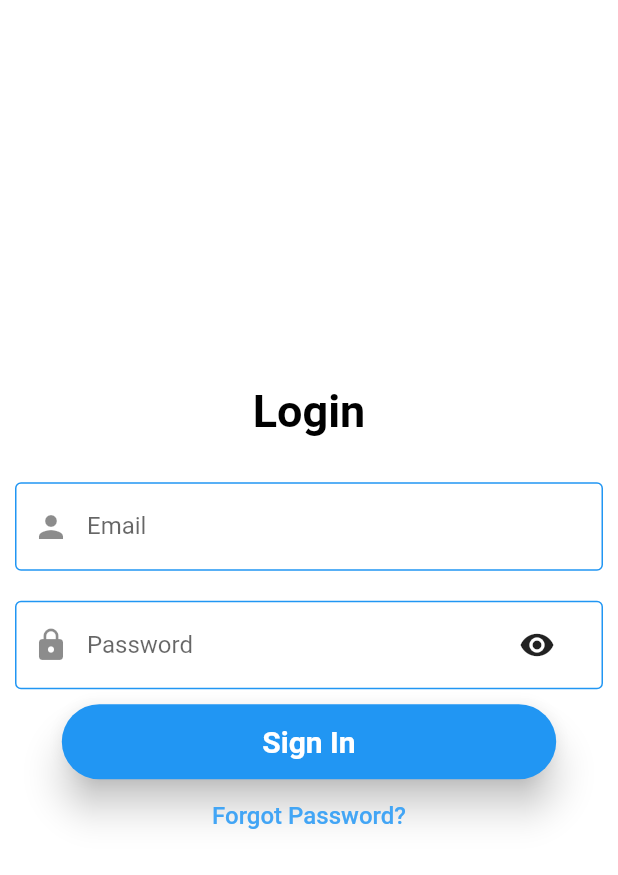
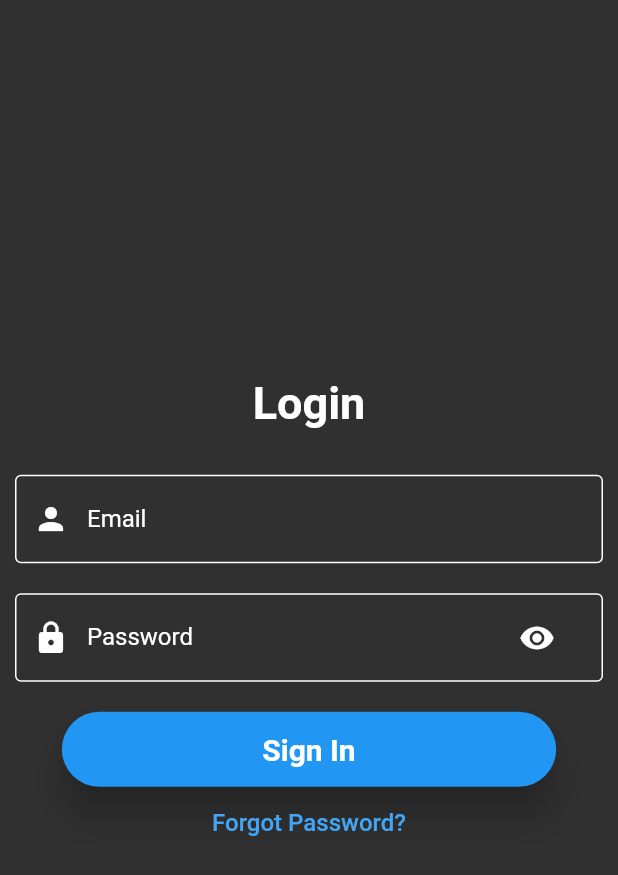
Before and after one commit to RodgerCodes/synop, a Flutter app: the screen it shows after launch, on a phone screen of 412 x 824 dp. Shown: the top 875 px of the screen. Run offline on Flutter 3.47's test engine with Material 2 defaults, Android fonts, the phone set to English and light mode, and no system bars; our stand-ins replace dio, fluttertoast, modal_progress_hud, shared_preferences.

Commit message:
fixed that thing, ul changed

```diff
--- a/lib/main.dart
+++ b/lib/main.dart
@@ -1,5 +1,6 @@
 import 'package:flutter/material.dart';
 import 'package:shared_preferences/shared_preferences.dart';
+import 'package:synop/screens/Add.dart';
 import 'package:synop/screens/Home.dart';
 import 'package:synop/screens/Login.dart';
 import 'package:synop/screens/Splash.dart';
@@ -10,12 +11,13 @@ Future main() async {
   Constants.prefs = await SharedPreferences.getInstance();
   runApp(MaterialApp(
     debugShowCheckedModeBanner: false,
-    theme: ThemeData(primarySwatch: Colors.blue),
+    // theme: ThemeData(primarySwatch: Colors.blue),
     routes: {
       '/': (context) => SplashScreeen(),
       '/login': (context) =>
           Constants.prefs.getBool("loggedin") == true ? Home() : LoginScreen(),
-      '/home': (context) => Home()
+      '/home': (context) => Home(),
+      '/add': (context) => AddCode()
     },
   ));
 }
--- a/lib/screens/Login.dart
+++ b/lib/screens/Login.dart
@@ -2,6 +2,7 @@ import 'package:flutter/material.dart';
 import 'package:fluttertoast/fluttertoast.dart';
 import 'package:synop/services/Auth.dart';
 import 'package:synop/utils/constants.dart';
+import 'package:modal_progress_hud/modal_progress_hud.dart';
 
 class LoginScreen extends StatefulWidget {
   @override
@@ -12,11 +13,14 @@ class _LoginScreenState extends State<LoginScreen> {
   final _formkey = GlobalKey<FormState>();
   var email, password, token;
   var visible = true;
+  bool showProgressLoading = false;
   @override
   Widget build(BuildContext context) {
     Size size = MediaQuery.of(context).size;
-    return Scaffold(
-      backgroundColor: Colors.white,
+    return ModalProgressHUD(
+      inAsyncCall: showProgressLoading,
+      child: Scaffold(
+        backgroundColor: Colors.grey[850],
         body: SingleChildScrollView(
           child: Container(
             height: size.height,
@@ -26,7 +30,7 @@ class _LoginScreenState extends State<LoginScreen> {
                 Text(
                   'Login',
                   style: TextStyle(
-                    color: Colors.black,
+                      color: Colors.white,
                       fontSize: 30,
                       fontWeight: FontWeight.bold),
                 ),
@@ -50,18 +54,24 @@ class _LoginScreenState extends State<LoginScreen> {
                             }
                             return null;
                           },
+                          style: TextStyle(color: Colors.white),
                           decoration: InputDecoration(
                             hintText: "Email",
                             labelText: "Email",
+                            labelStyle: TextStyle(color: Colors.white),
+                            hintStyle: TextStyle(color: Colors.white),
                             prefixIcon: Padding(
                               padding: EdgeInsets.all(8.0),
-                              child: Icon(Icons.person),
+                              child: Icon(
+                                Icons.person,
+                                color: Colors.white,
+                              ),
                             ),
                             enabledBorder: const OutlineInputBorder(
-                                borderSide:
-                                    BorderSide(color: Colors.blue, width: 1.0)),
+                                borderSide: BorderSide(
+                                    color: Colors.white, width: 1.0)),
                             border: OutlineInputBorder(),
-                            hintStyle: TextStyle(color: Colors.grey)),
+                          ),
                         ),
                         SizedBox(
                           height: 20,
@@ -74,25 +84,35 @@ class _LoginScreenState extends State<LoginScreen> {
                             }
                             return null;
                           },
+                          style: TextStyle(color: Colors.white),
                           decoration: InputDecoration(
                             hintText: "Password",
+                            focusColor: Colors.white,
+                            hintStyle: TextStyle(color: Colors.white),
                             prefixIcon: Padding(
                               padding: EdgeInsets.all(8.0),
-                              child: Icon(Icons.lock),
+                              child: Icon(
+                                Icons.lock,
+                                color: Colors.white,
+                              ),
                             ),
                             suffixIcon: FlatButton(
-                              child: Icon(Icons.visibility),
+                              child: Icon(
+                                Icons.visibility,
+                                color: Colors.white,
+                              ),
                               onPressed: () {
                                 visible = !visible;
                                 setState(() {});
                               },
                             ),
                             labelText: "Password",
+                            labelStyle: TextStyle(color: Colors.white),
                             enabledBorder: const OutlineInputBorder(
-                                borderSide:
-                                    BorderSide(color: Colors.blue, width: 1.0)),
+                                borderSide: BorderSide(
+                                    color: Colors.white, width: 1.0)),
                             border: OutlineInputBorder(),
-                            hintStyle: TextStyle(color: Colors.grey)),
+                          ),
                           obscureText: visible,
                           onChanged: (val) {
                             password = val;
@@ -101,6 +121,9 @@ class _LoginScreenState extends State<LoginScreen> {
                       ],
                     ),
                   ),
+                ),
+                SizedBox(
+                  height: 10,
                 ),
                 Container(
                   width: size.width * 0.8,
@@ -118,6 +141,9 @@ class _LoginScreenState extends State<LoginScreen> {
                     onPressed: () {
                       // TOD0:Implement backend functionality
                       if (_formkey.currentState.validate()) {
+                        setState(() {
+                          showProgressLoading = true;
+                        });
                         AuthService().login(email, password).then((val) {
                           if (val.data['success']) {
                             token = val.data['token'];
@@ -135,7 +161,20 @@ class _LoginScreenState extends State<LoginScreen> {
                               context,
                               "/home",
                             );
+                          } else {
+                            Fluttertoast.showToast(
+                                msg: "Password incorrect",
+                                toastLength: Toast.LENGTH_SHORT,
+                                gravity: ToastGravity.TOP,
+                                timeInSecForIosWeb: 1,
+                                backgroundColor: Colors.red,
+                                textColor: Colors.white,
+                                fontSize: 16.0);
                           }
+
+                          setState(() {
+                            showProgressLoading = false;
+                          });
                         });
                       }
                     },
@@ -154,6 +193,7 @@ class _LoginScreenState extends State<LoginScreen> {
             ),
           ),
         ),
+      ),
     );
   }
 }
--- a/pubspec.yaml
+++ b/pubspec.yaml
@@ -28,6 +28,7 @@ dependencies:
   flutter_spinkit: "^4.1.2"
   fluttertoast: ^7.1.6
   dio: ^3.0.10
+  modal_progress_hud: ^0.1.3
 
   # The following adds the Cupertino Icons font to your application.
   # Use with the CupertinoIcons class for iOS style icons.
```
Also changed, not shown: lib/screens/Add.dart (added, +30 -0 lines), lib/screens/Home.dart (+22 -31 lines), lib/screens/components/add_btn.dart (added, +20 -0 lines), lib/screens/components/drawer.dart (+84 -0 lines), lib/screens/components/logout_btn.dart (added, +22 -0 lines), pubspec.lock. Lines whose indentation alone changed are shown as unchanged.
